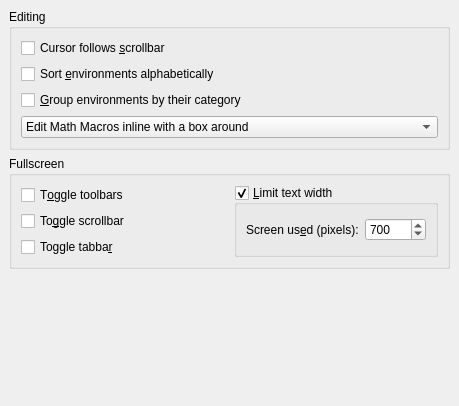
Above: src/frontends/qt4/ui/PrefEditUi.ui from cburschka/lyx before the change. Below: the same form after it.
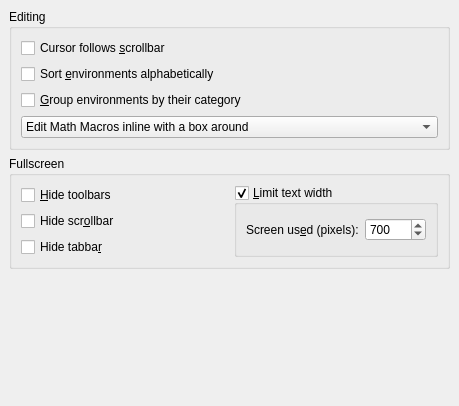
That is the form after the change.

Commit message: Change naming upon the user request.

The edit to the form file:
```diff
--- a/src/frontends/qt4/ui/PrefEditUi.ui
+++ b/src/frontends/qt4/ui/PrefEditUi.ui
@@ -166,14 +166,14 @@
       <item row="2" column="0" >
        <widget class="QCheckBox" name="toggleTabbarCB" >
         <property name="text" >
-         <string>Toggle tabba&amp;r</string>
+         <string>Hide tabba&amp;r</string>
         </property>
        </widget>
       </item>
       <item row="1" column="0" >
        <widget class="QCheckBox" name="toggleScrollbarCB" >
         <property name="text" >
-         <string>To&amp;ggle scrollbar</string>
+         <string>Hide scr&amp;ollbar</string>
         </property>
        </widget>
       </item>
@@ -188,7 +188,7 @@
          </sizepolicy>
         </property>
         <property name="text" >
-         <string>T&amp;oggle toolbars</string>
+         <string>&amp;Hide toolbars</string>
         </property>
        </widget>
       </item>
```
